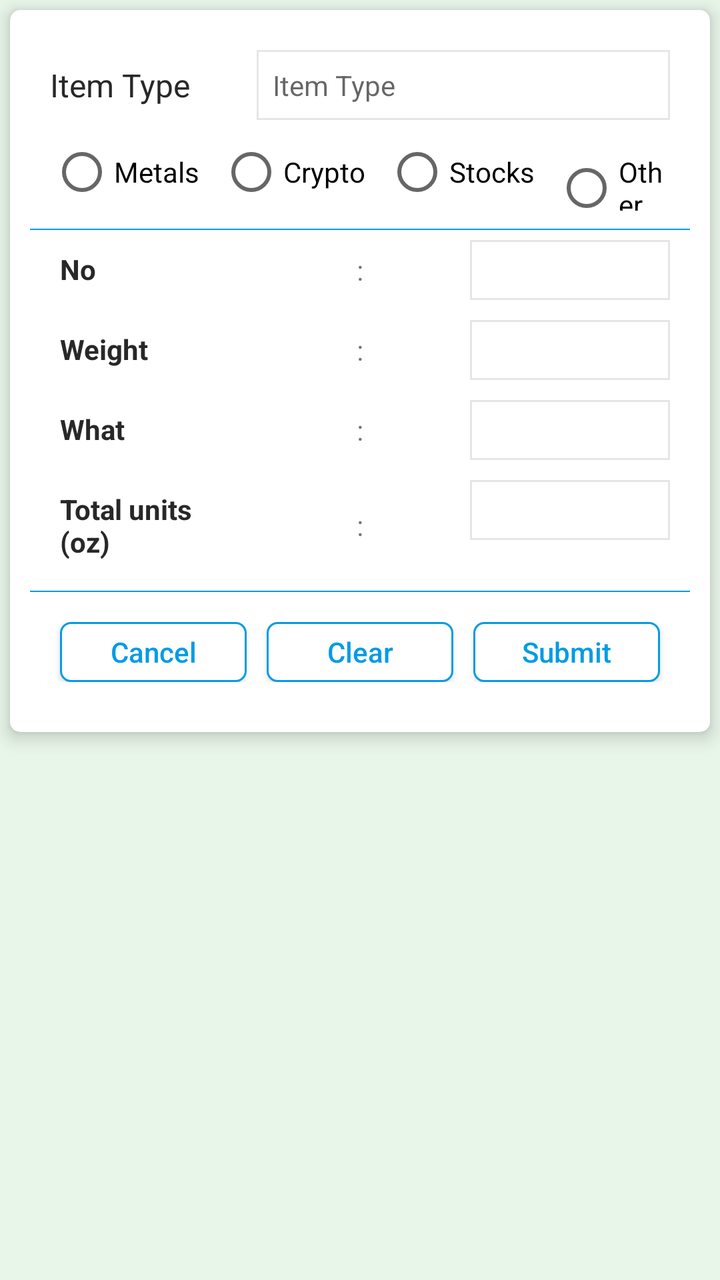
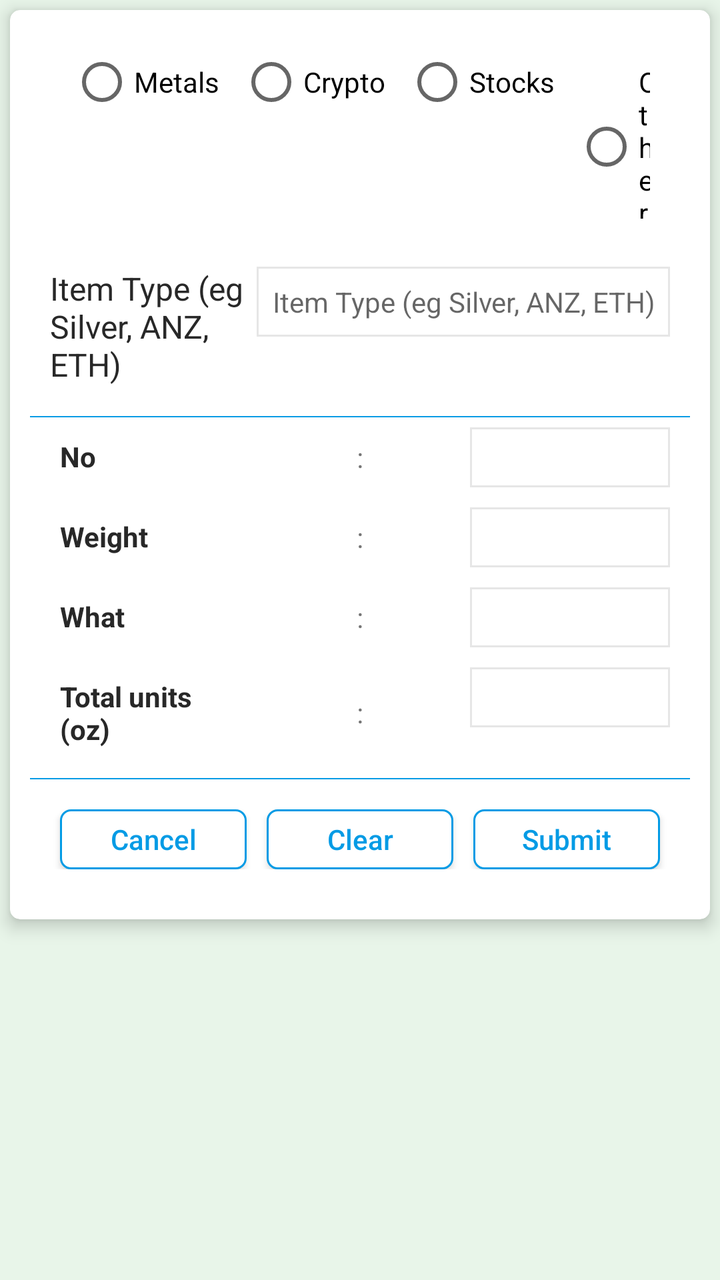

Before-and-after screenshots of an Android layout around one commit, followed by the original layout XML and the change that was made.
<!-- AndroidManifest.xml: application theme AppTheme -->
<!-- res/layout/activity_add_list.xml -->
<?xml version="1.0" encoding="utf-8"?>
<ScrollView xmlns:android="http://schemas.android.com/apk/res/android"
    xmlns:tools="http://schemas.android.com/tools"
    xmlns:app="http://schemas.android.com/apk/res-auto"
    android:layout_width="match_parent"
    android:layout_height="match_parent"
    android:fillViewport="true"
    tools:context=".AddListActivity">

    <LinearLayout
        android:layout_width="match_parent"
        android:layout_height="wrap_content"
        android:orientation="vertical">

    <androidx.cardview.widget.CardView
        android:layout_width="match_parent"
        android:layout_height="wrap_content"
        android:layout_margin="5dp"
        android:elevation="5dp"
        app:cardCornerRadius="5dp"
        app:cardElevation="5dp">

    <LinearLayout
        android:layout_width="match_parent"
        android:layout_height="wrap_content"
        android:layout_margin="@dimen/marginplus1"
        android:orientation="vertical"
        android:padding="@dimen/marginplus1">


        <LinearLayout
            android:layout_width="match_parent"
            android:layout_height="wrap_content"
            android:layout_margin="@dimen/marginplus1"
            android:orientation="horizontal"
            android:padding="@dimen/marginplus1">

            <TextView
                android:layout_width="0dp"
                android:layout_height="wrap_content"
                android:layout_gravity="center"
                android:layout_weight="1"
                android:text="@string/item_type"
                android:textColor="@color/textview_text_color"
                android:textSize="16sp" />

            <EditText
                android:id="@+id/et_item_type"
                android:layout_width="0dp"
                android:layout_height="wrap_content"
                android:layout_weight="2"
                android:background="@drawable/edittext_bg"
                android:hint="@string/item_type"
                android:inputType="textCapWords"
                android:padding="8dp"
                android:textColor="@color/textview_text_color"
                android:textSize="@dimen/font_14" />

        </LinearLayout>

        <RadioGroup
            android:id="@+id/rg_item_category"
            android:layout_width="match_parent"
            android:layout_height="wrap_content"
            android:layout_marginHorizontal="@dimen/marginplus2"
            android:layout_marginBottom="4dp"
            android:orientation="horizontal">

            <RadioButton
                android:id="@+id/rb_category_metals"
                android:layout_width="wrap_content"
                android:layout_height="wrap_content"
                android:text="@string/category_metals" />

            <RadioButton
                android:id="@+id/rb_category_crypto"
                android:layout_width="wrap_content"
                android:layout_height="wrap_content"
                android:layout_marginStart="10dp"
                android:text="@string/category_crypto" />

            <RadioButton
                android:id="@+id/rb_category_stocks"
                android:layout_width="wrap_content"
                android:layout_height="wrap_content"
                android:layout_marginStart="10dp"
                android:text="@string/category_stocks" />

            <RadioButton
                android:id="@+id/rb_category_other"
                android:layout_width="wrap_content"
                android:layout_height="wrap_content"
                android:layout_marginStart="10dp"
                android:text="@string/category_other" />
        </RadioGroup>

        <TextView
            android:layout_width="match_parent"
            android:layout_height="0.5dp"
            android:layout_marginTop="5dp"
            android:background="@color/colorPrimary" />

        <TextView
            android:id="@+id/tv_manual_total_hint"
            android:layout_width="match_parent"
            android:layout_height="wrap_content"
            android:layout_marginHorizontal="@dimen/marginplus2"
            android:layout_marginTop="8dp"
            android:text="@string/manual_total_hint"
            android:textColor="@color/colorPrimary"
            android:textSize="12sp"
            android:visibility="gone" />

        <LinearLayout
            android:layout_width="match_parent"
            android:orientation="vertical"
            android:layout_height="wrap_content">

            <LinearLayout
                android:id="@+id/row_no"
                android:layout_width="match_parent"
                android:layout_height="wrap_content"
                android:layout_margin="@dimen/marginplus1"
                android:orientation="horizontal">

                <TextView
                    android:id="@+id/tv_no_label"
                    android:layout_width="0dp"
                    android:layout_weight="1"
                    android:layout_height="wrap_content"
                    android:paddingHorizontal="@dimen/marginplus1"
                    android:layout_margin="@dimen/marginplus1"
                    android:layout_marginHorizontal="@dimen/marginplus1"
                    android:orientation="horizontal"
                    android:text="@string/no"
                    android:textColor="@color/textview_text_color"
                    android:textSize="@dimen/font_14"
                    android:textStyle="bold" />

                <TextView
                    android:layout_width="0dp"
                    android:layout_weight="1"
                    android:gravity="center"
                    android:layout_gravity="center"
                    android:text=":"
                    android:layout_height="match_parent"/>

                <EditText
                    android:id="@+id/et_no"
                    android:layout_width="0dp"
                    android:layout_weight="1"
                    android:layout_height="@dimen/marginplus6"
                    android:layout_alignParentRight="true"
                    android:layout_centerHorizontal="true"
                    android:layout_gravity="right"
                    android:layout_marginHorizontal="@dimen/marginplus1"
                    android:background="@drawable/edittext_bg"
                    android:gravity="right|center"
                    android:inputType="number"
                    android:digits="0123456789."
                    android:padding="5dp"
                    android:textColor="@color/textview_text_color"
                    android:textSize="@dimen/font_14" />


            </LinearLayout>

            <LinearLayout
                android:id="@+id/row_weight"
                android:layout_width="match_parent"
                android:layout_height="wrap_content"
                android:layout_margin="@dimen/marginplus1"
                android:orientation="horizontal">

                <TextView
                    android:id="@+id/tv_weight_label"
                    android:layout_width="0dp"
                    android:layout_weight="1"
                    android:layout_height="wrap_content"
                    android:layout_margin="@dimen/marginplus1"
                    android:layout_marginHorizontal="@dimen/marginplus1"
                    android:paddingHorizontal="@dimen/marginplus1"
                    android:orientation="horizontal"
                    android:text="@string/weight"
                    android:textColor="@color/textview_text_color"
                    android:textSize="@dimen/font_14"
                    android:textStyle="bold" />

                <TextView
                    android:layout_width="0dp"
                    android:layout_weight="1"
                    android:gravity="center"
                    android:layout_gravity="center"
                    android:text=":"
                    android:layout_height="match_parent"/>

                <EditText
                    android:id="@+id/et_wight"
                    android:layout_width="0dp"
                    android:layout_weight="1"
                    android:layout_height="@dimen/marginplus6"
                    android:layout_alignParentRight="true"
                    android:layout_centerHorizontal="true"
                    android:layout_gravity="right"
                    android:layout_marginHorizontal="@dimen/marginplus1"
                    android:background="@drawable/edittext_bg"
                    android:gravity="right|center"
                    android:inputType="number"
                    android:digits="0123456789."
                    android:padding="5dp"
                    android:textColor="@color/textview_text_color"
                    android:textSize="@dimen/font_14" />

            </LinearLayout>

            <LinearLayout
                android:id="@+id/row_what"
                android:layout_width="match_parent"
                android:layout_height="wrap_content"
                android:layout_margin="@dimen/marginplus1"
                android:orientation="horizontal">

                <TextView
                    android:id="@+id/tv_what_label"
                    android:layout_width="0dp"
                    android:layout_weight="1"
                    android:layout_height="wrap_content"
                    android:layout_margin="@dimen/marginplus1"
                    android:layout_marginHorizontal="@dimen/marginplus1"
                    android:paddingHorizontal="@dimen/marginplus1"
                    android:orientation="horizontal"
                    android:text="@string/vhat"
                    android:textColor="@color/textview_text_color"
                    android:textSize="@dimen/font_14"
                    android:textStyle="bold" />

                <TextView
                    android:layout_width="0dp"
                    android:layout_weight="1"
                    android:gravity="center"
                    android:layout_gravity="center"
                    android:text=":"
                    android:layout_height="match_parent"/>

                <EditText
                    android:id="@+id/et_what"
                    android:layout_width="0dp"
                    android:layout_weight="1"
                    android:layout_height="@dimen/marginplus6"
                    android:layout_alignParentRight="true"
                    android:layout_centerHorizontal="true"
                    android:layout_gravity="right"
                    android:layout_marginHorizontal="@dimen/marginplus1"
                    android:background="@drawable/edittext_bg"
                    android:gravity="right|center"
                    android:inputType="text"
                    android:padding="5dp"
                    android:textColor="@color/textview_text_color"
                    android:textSize="@dimen/font_14" />


            </LinearLayout>

            <LinearLayout
                android:layout_width="match_parent"
                android:layout_height="wrap_content"
                android:layout_margin="@dimen/marginplus1"
                android:orientation="horizontal">

                <TextView
                    android:id="@+id/tv_total_label"
                    android:layout_width="0dp"
                    android:layout_weight="1"
                    android:layout_height="wrap_content"
                    android:layout_margin="@dimen/marginplus1"
                    android:layout_marginHorizontal="@dimen/marginplus1"
                    android:paddingHorizontal="@dimen/marginplus1"
                    android:orientation="horizontal"
                    android:text="@string/total_units_oz_label"
                    android:textColor="@color/textview_text_color"
                    android:textSize="@dimen/font_14"
                    android:textStyle="bold" />

                <TextView
                    android:layout_width="0dp"
                    android:layout_weight="1"
                    android:gravity="center"
                    android:layout_gravity="center"
                    android:text=":"
                    android:layout_height="match_parent"/>

                <EditText
                    android:id="@+id/et_total"
                    android:layout_width="0dp"
                    android:layout_weight="1"
                    android:layout_height="@dimen/marginplus6"
                    android:layout_alignParentRight="true"
                    android:layout_centerHorizontal="true"
                    android:layout_gravity="right"
                    android:layout_marginHorizontal="@dimen/marginplus1"
                    android:background="@drawable/edittext_bg"
                    android:gravity="right|center"
                    android:inputType="number"
                    android:enabled="false"
                    android:padding="5dp"
                    android:textColor="@color/textview_text_color"
                    android:textSize="@dimen/font_14" />


            </LinearLayout>

        </LinearLayout>


        <TextView
            android:layout_width="match_parent"
            android:layout_height="0.5dp"
            android:layout_marginTop="5dp"
            android:background="@color/colorPrimary" />


        <LinearLayout
            android:layout_width="match_parent"
            android:layout_height="wrap_content"
            android:layout_marginVertical="@dimen/marginplus1"
            android:padding="@dimen/marginplus2"
            android:orientation="horizontal">

            <Button
                android:id="@+id/btn_cancel"
                android:layout_width="0dp"
                android:layout_weight="1"
                android:layout_height="wrap_content"
                android:layout_gravity="center"
                android:background="@drawable/rounded_button_border"
                android:minHeight="30dp"
                android:paddingHorizontal="@dimen/marginplus3"
                android:layout_marginHorizontal="@dimen/marginplus1"
                android:text="@string/cancel"
                android:textAllCaps="false"
                android:textColor="@color/colorPrimary" />

            <Button
                android:id="@+id/btn_clear"
                android:layout_width="0dp"
                android:layout_weight="1"
                android:layout_height="wrap_content"
                android:layout_gravity="center"
                android:background="@drawable/rounded_button_border"
                android:minHeight="30dp"
                android:paddingHorizontal="@dimen/marginplus3"
                android:layout_marginHorizontal="@dimen/marginplus1"
                android:text="@string/clear"
                android:textAllCaps="false"
                android:textColor="@color/colorPrimary" />


            <Button
                android:id="@+id/btn_add"
                android:layout_width="0dp"
                android:layout_weight="1"
                android:layout_height="wrap_content"
                android:layout_gravity="center"
                android:background="@drawable/rounded_button_border"
                android:minHeight="30dp"
                android:paddingHorizontal="@dimen/marginplus3"
                android:layout_marginHorizontal="@dimen/marginplus1"
                android:text="@string/submit"
                android:textAllCaps="false"
                android:textColor="@color/colorPrimary" />


        </LinearLayout>


    </LinearLayout>

    </androidx.cardview.widget.CardView>


    </LinearLayout>

</ScrollView>
<!-- resources referenced by this layout -->
<resources>
  <color name="colorPrimary">#039BE5</color>
  <color name="textview_text_color">#282828</color>
  <dimen name="font_14">14sp</dimen>
  <dimen name="marginplus1">5dp</dimen>
  <dimen name="marginplus2">10dp</dimen>
  <dimen name="marginplus3">15dp</dimen>
  <dimen name="marginplus6">30dp</dimen>
  <!-- drawable edittext_bg (drawable) -->
  <?xml version="1.0" encoding="utf-8"?>
  <shape xmlns:android="http://schemas.android.com/apk/res/android"
      android:shape="rectangle">
  
      <solid android:color="@color/edittext_bg_fill" />
  
      <corners
          android:bottomLeftRadius="0dp"
          android:bottomRightRadius="0dp"
          android:topLeftRadius="0dp"
          android:topRightRadius="0dp" />
  
      <stroke
          android:width="1dp"
          android:color="@color/edittext_stroke" />
  
  </shape>
  <!-- drawable rounded_button_border (drawable) -->
  <?xml version="1.0" encoding="utf-8"?>
  <shape xmlns:android="http://schemas.android.com/apk/res/android"
      android:shape="rectangle">
  
      <solid android:color="@color/white" />
  
      <corners
          android:bottomLeftRadius="@dimen/marginplus1"
          android:bottomRightRadius="@dimen/marginplus1"
          android:topLeftRadius="@dimen/marginplus1"
          android:topRightRadius="@dimen/marginplus1" />
  
      <stroke
          android:width="1dp"
          android:color="@color/colorPrimary" />
  
  </shape>
  <string name="cancel">Cancel</string>
  <string name="category_crypto">Crypto</string>
  <string name="category_metals">Metals</string>
  <string name="category_other">Other</string>
  <string name="category_stocks">Stocks</string>
  <string name="clear">Clear</string>
  <string name="item_type">Item Type</string>
  <string name="manual_total_hint">For items other than Silver or Gold, enter the total manually.</string>
  <string name="no">No</string>
  <string name="submit">Submit</string>
  <string name="total_units_oz_label">Total units (oz)</string>
  <string name="vhat">What</string>
  <string name="weight">Weight</string>
  <style name="AppTheme" parent="Theme.AppCompat.DayNight.NoActionBar">
          
          <item name="colorPrimary">@color/colorPrimary</item>
          <item name="colorPrimaryDark">@color/colorPrimaryDark</item>
          <item name="colorAccent">@color/colorAccent</item>
          <item name="android:windowBackground">@color/light_green</item>
      </style>
  <color name="edittext_bg_fill">#FFFFFF</color>
  <color name="edittext_stroke">#e6e6e6</color>
  <color name="white">#ffffff</color>
  <color name="colorPrimaryDark">#4285F4</color>
  <color name="colorAccent">#039BE5</color>
  <color name="light_green">#E8F5E9</color>
</resources>

<!-- the commit's change to res/layout/activity_add_list.xml (unified diff, before → after) -->
@@ -35,6 +35,51 @@
             android:orientation="horizontal"
             android:padding="@dimen/marginplus1">
 
+            <RadioGroup
+                android:id="@+id/rg_item_category"
+                android:layout_width="match_parent"
+                android:layout_height="wrap_content"
+                android:layout_marginHorizontal="@dimen/marginplus2"
+                android:layout_marginBottom="4dp"
+                android:orientation="horizontal">
+
+                <RadioButton
+                    android:id="@+id/rb_category_metals"
+                    android:layout_width="wrap_content"
+                    android:layout_height="wrap_content"
+                    android:text="@string/category_metals" />
+
+                <RadioButton
+                    android:id="@+id/rb_category_crypto"
+                    android:layout_width="wrap_content"
+                    android:layout_height="wrap_content"
+                    android:layout_marginStart="10dp"
+                    android:text="@string/category_crypto" />
+
+                <RadioButton
+                    android:id="@+id/rb_category_stocks"
+                    android:layout_width="wrap_content"
+                    android:layout_height="wrap_content"
+                    android:layout_marginStart="10dp"
+                    android:text="@string/category_stocks" />
+
+                <RadioButton
+                    android:id="@+id/rb_category_other"
+                    android:layout_width="wrap_content"
+                    android:layout_height="wrap_content"
+                    android:layout_marginStart="10dp"
+                    android:text="@string/category_other" />
+            </RadioGroup>
+
+        </LinearLayout>
+
+        <LinearLayout
+            android:layout_width="match_parent"
+            android:layout_height="wrap_content"
+            android:layout_margin="@dimen/marginplus1"
+            android:orientation="horizontal"
+            android:padding="@dimen/marginplus1">
+
             <TextView
                 android:layout_width="0dp"
                 android:layout_height="wrap_content"
@@ -57,42 +102,6 @@
                 android:textSize="@dimen/font_14" />
 
         </LinearLayout>
-
-        <RadioGroup
-            android:id="@+id/rg_item_category"
-            android:layout_width="match_parent"
-            android:layout_height="wrap_content"
-            android:layout_marginHorizontal="@dimen/marginplus2"
-            android:layout_marginBottom="4dp"
-            android:orientation="horizontal">
-
-            <RadioButton
-                android:id="@+id/rb_category_metals"
-                android:layout_width="wrap_content"
-                android:layout_height="wrap_content"
-                android:text="@string/category_metals" />
-
-            <RadioButton
-                android:id="@+id/rb_category_crypto"
-                android:layout_width="wrap_content"
-                android:layout_height="wrap_content"
-                android:layout_marginStart="10dp"
-                android:text="@string/category_crypto" />
-
-            <RadioButton
-                android:id="@+id/rb_category_stocks"
-                android:layout_width="wrap_content"
-                android:layout_height="wrap_content"
-                android:layout_marginStart="10dp"
-                android:text="@string/category_stocks" />
-
-            <RadioButton
-                android:id="@+id/rb_category_other"
-                android:layout_width="wrap_content"
-                android:layout_height="wrap_content"
-                android:layout_marginStart="10dp"
-                android:text="@string/category_other" />
-        </RadioGroup>
 
         <TextView
             android:layout_width="match_parent"
<!-- resource entries referenced after the edit -->
@@ -49,7 +49,7 @@
   <string name="category_other">Other</string>
   <string name="category_stocks">Stocks</string>
   <string name="clear">Clear</string>
-  <string name="item_type">Item Type</string>
+  <string name="item_type">Item Type (eg Silver, ANZ, ETH)</string>
   <string name="manual_total_hint">For items other than Silver or Gold, enter the total manually.</string>
   <string name="no">No</string>
   <string name="submit">Submit</string>
